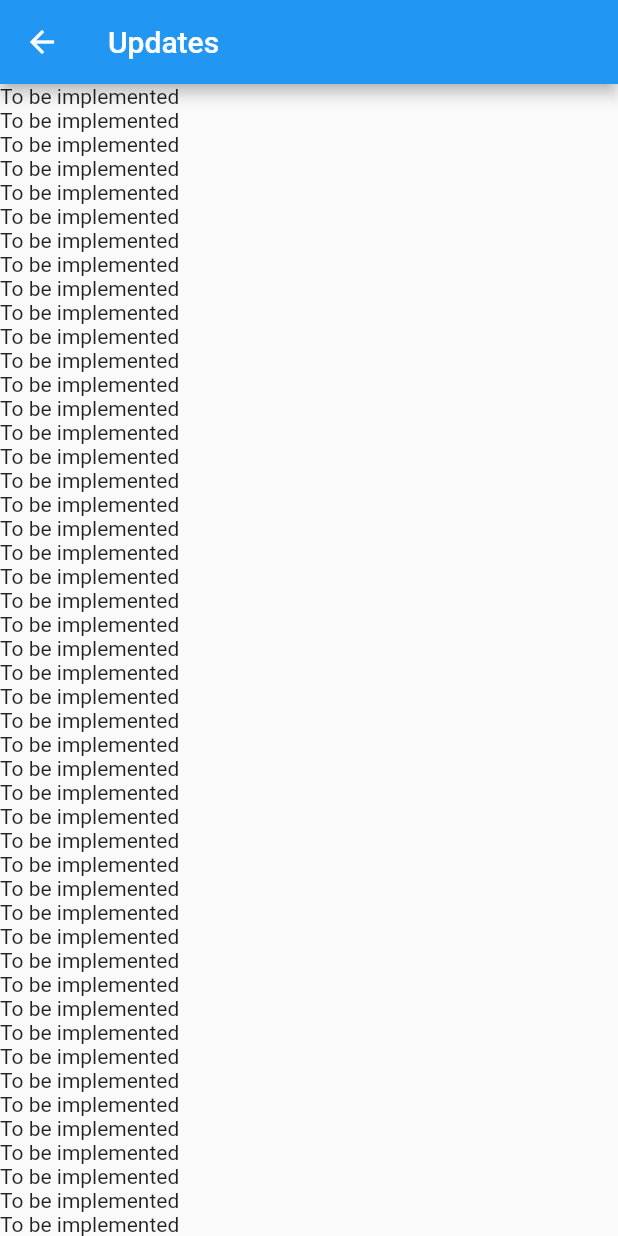
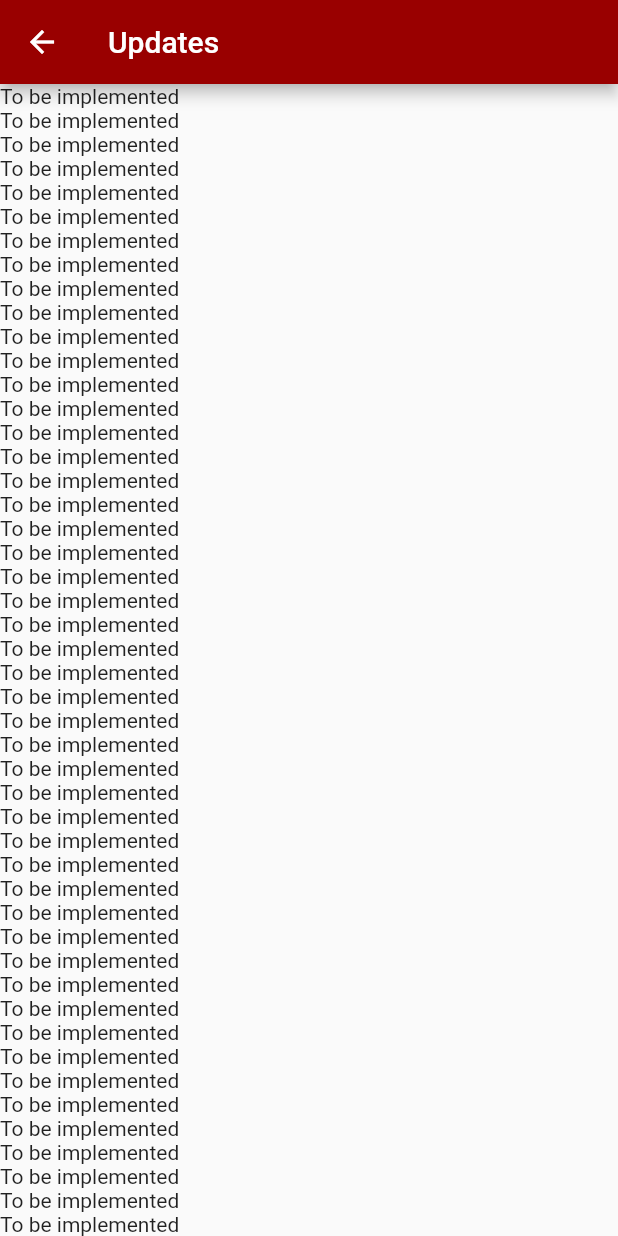
Before and after one commit to aJoph/ao3notifications, a Flutter app: the NotificationsPage screen opened directly, on a phone screen of 412 x 824 dp. Run offline on Flutter 3.47's test engine with Material 2 defaults, Android fonts, the phone set to English and light mode, and no system bars; our stand-ins replace flutter_local_notifications, hive_flutter; missing offline and left inert: ao3_scraper; accounts and stored records are empty.

Commit message:
Changed app theming a bit.

```diff
--- a/lib/apptheme.dart
+++ b/lib/apptheme.dart
@@ -1,5 +1,11 @@
 import 'package:flutter/material.dart';
 
 class AppTheme {
-  static var light = ThemeData.light().copyWith();
+  static var light = ThemeData.light().copyWith(
+    appBarTheme: const AppBarTheme(
+      backgroundColor: Color.fromARGB(255, 153, 0, 0),
+    ),
+    floatingActionButtonTheme: const FloatingActionButtonThemeData(
+        backgroundColor: Color.fromARGB(255, 153, 0, 0)),
+  );
 }
```
